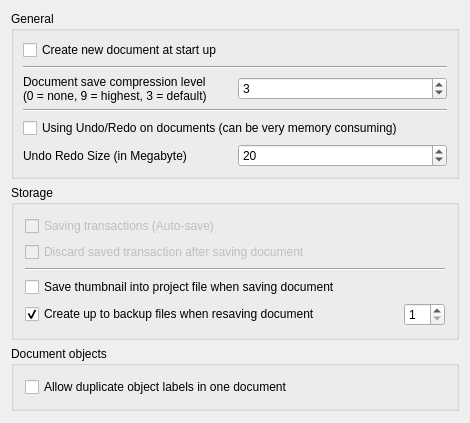
Old version of the form src/Gui/DlgSettingsDocument.ui in the repository berndhahnebach/All_FreeCAD.
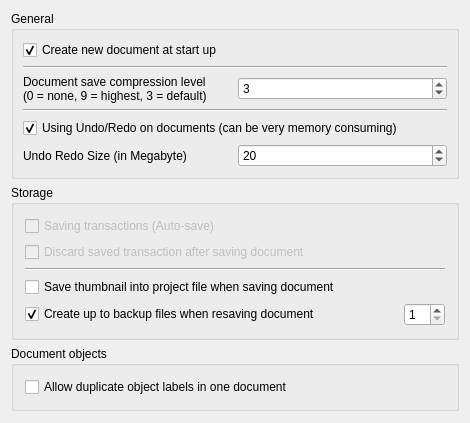
New version of the form. Custom widgets are drawn as their Qt base class.

Commit message: + #0000123: New defaults   - changing default to Undo/Redo on   - changing default to prselection highlting on   - changing default of Startup new document to on

```diff
--- a/src/Gui/DlgSettingsDocument.ui
+++ b/src/Gui/DlgSettingsDocument.ui
@@ -92,6 +92,9 @@
         <property name="text">
          <string>Create new document at start up</string>
         </property>
+         <property name="checked">
+           <bool>true</bool>
+         </property>
         <property name="prefEntry" stdset="0">
          <cstring>CreateNewDoc</cstring>
         </property>
@@ -131,6 +134,9 @@
         <property name="text">
          <string>Using Undo/Redo on documents (can be very memory consuming)</string>
         </property>
+         <property name="checked">
+           <bool>true</bool>
+         </property>
         <property name="prefEntry" stdset="0">
          <cstring>UsingUndo</cstring>
         </property>
```
Lines whose indentation alone changed are shown as unchanged. The commit also changes 8 other files.
